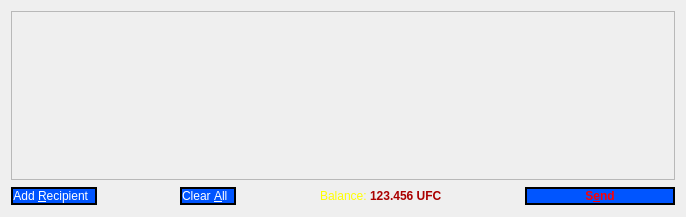
Qt form src/qt/forms/sendcoinsdialog.ui (scificryptocoin/Federation-Credits) before a commit.
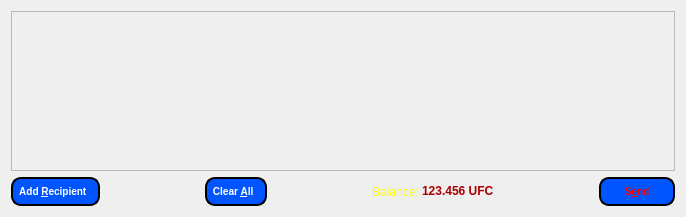
The same form after that commit. Icons and pictures are not drawn.

What changed in the file:
```diff
--- a/src/qt/forms/sendcoinsdialog.ui
+++ b/src/qt/forms/sendcoinsdialog.ui
@@ -10,73 +10,12 @@
     <height>217</height>
    </rect>
   </property>
-  <property name="palette">
-   <palette>
-    <active>
-     <colorrole role="WindowText">
-      <brush brushstyle="SolidPattern">
-       <color alpha="255">
-        <red>255</red>
-        <green>255</green>
-        <blue>255</blue>
-       </color>
-      </brush>
-     </colorrole>
-     <colorrole role="Text">
-      <brush brushstyle="SolidPattern">
-       <color alpha="255">
-        <red>255</red>
-        <green>255</green>
-        <blue>255</blue>
-       </color>
-      </brush>
-     </colorrole>
-    </active>
-    <inactive>
-     <colorrole role="WindowText">
-      <brush brushstyle="SolidPattern">
-       <color alpha="255">
-        <red>255</red>
-        <green>255</green>
-        <blue>255</blue>
-       </color>
-      </brush>
-     </colorrole>
-     <colorrole role="Text">
-      <brush brushstyle="SolidPattern">
-       <color alpha="255">
-        <red>255</red>
-        <green>255</green>
-        <blue>255</blue>
-       </color>
-      </brush>
-     </colorrole>
-    </inactive>
-    <disabled>
-     <colorrole role="WindowText">
-      <brush brushstyle="SolidPattern">
-       <color alpha="255">
-        <red>132</red>
-        <green>132</green>
-        <blue>132</blue>
-       </color>
-      </brush>
-     </colorrole>
-     <colorrole role="Text">
-      <brush brushstyle="SolidPattern">
-       <color alpha="255">
-        <red>132</red>
-        <green>132</green>
-        <blue>132</blue>
-       </color>
-      </brush>
-     </colorrole>
-    </disabled>
-   </palette>
-  </property>
   <property name="windowTitle">
    <string>Send Coins</string>
   </property>
+  <property name="styleSheet">
+   <string notr="true">QPushButton { background : #00007F ;border-radius:10px; border-color: white; color: yellow;  border-style: solid; border-width: 2px;font: bold 10px;min-width: 5em; padding: 6px;}</string>
+  </property>
   <layout class="QVBoxLayout" name="verticalLayout">
    <item>
     <widget class="QScrollArea" name="scrollArea">
@@ -89,7 +28,7 @@
         <x>0</x>
         <y>0</y>
         <width>666</width>
-        <height>168</height>
+        <height>157</height>
        </rect>
       </property>
       <layout class="QVBoxLayout" name="verticalLayout_2">
@@ -126,8 +65,10 @@
       <widget class="QPushButton" name="addButton">
        <property name="font">
         <font>
-         <weight>50</weight>
-         <bold>false</bold>
+         <pointsize>-1</pointsize>
+         <weight>75</weight>
+         <italic>false</italic>
+         <bold>true</bold>
         </font>
        </property>
        <property name="toolTip">
@@ -175,8 +116,10 @@
        </property>
        <property name="font">
         <font>
-         <weight>50</weight>
-         <bold>false</bold>
+         <pointsize>-1</pointsize>
+         <weight>75</weight>
+         <italic>false</italic>
+         <bold>true</bold>
         </font>
        </property>
        <property name="toolTip">
@@ -273,13 +216,15 @@
       <widget class="QPushButton" name="sendButton">
        <property name="minimumSize">
         <size>
-         <width>150</width>
+         <width>76</width>
          <height>0</height>
         </size>
        </property>
        <property name="font">
         <font>
+         <pointsize>-1</pointsize>
          <weight>75</weight>
+         <italic>false</italic>
          <bold>true</bold>
         </font>
        </property>
```
Left out of the diff: 11 changed lines with no effect on the pictures.
